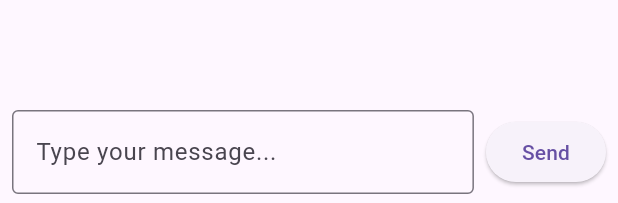
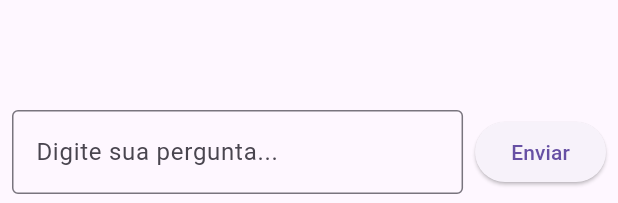
Before and after one commit to Trinalsolid/LDDM_Project, a Flutter app: the ChatScreen widget shown alone on an empty page, opened directly, on a phone screen of 412 x 824 dp. Shown: the part 1030-1233 px from the top of the screen. Run offline on Flutter 3.47's test engine with Material 3 defaults, Android fonts, the phone set to English and light mode, and no system bars; our stand-ins replace flutter_dotenv, google_generative_ai; missing offline and left inert: syncfusion_flutter_maps; network calls fail.

Commit message:
mudança de paginas

```diff
--- a/lib/News/noticias.dart
+++ b/lib/News/noticias.dart
@@ -13,7 +13,7 @@ Future<List<News>> fetchNews() async {
     final List<dynamic> articles = jsonResponse['articles'];
     return articles.map((article) => News.fromJson(article)).toList();
   } else {
-    throw Exception('Failed to load news');
+    throw Exception('Erro ao carregar notícias');
   }
 }
 
@@ -83,7 +83,7 @@ class Noticias extends StatelessWidget {
     final Size size = MediaQuery.of(context).size;
 
     return Scaffold(
-      appBar: AppBar(title: const Text('Health News')),
+      appBar: AppBar(title: const Text('Notícias')),
       body: FutureBuilder<List<News>>(
         future: fetchNews(),
         builder: (context, snapshot) {
@@ -92,7 +92,7 @@ class Noticias extends StatelessWidget {
           } else if (snapshot.hasError) {
             return Center(child: Text('Error: ${snapshot.error}'));
           } else if (!snapshot.hasData || snapshot.data!.isEmpty) {
-            return const Center(child: Text('No news available.'));
+            return const Center(child: Text('Sem notícias.'));
           }
 
           final List<News> newsList = snapshot.data!;
--- a/lib/gpt/chatScreen.dart
+++ b/lib/gpt/chatScreen.dart
@@ -79,7 +79,7 @@ class _ChatScreenState extends State<ChatScreen> {
                 child: TextField(
                   controller: _controller,
                   decoration: const InputDecoration(
-                    hintText: "Type your message...",
+                    hintText: "Digite sua pergunta...",
                     border: OutlineInputBorder(),
                   ),
                 ),
@@ -92,7 +92,7 @@ class _ChatScreenState extends State<ChatScreen> {
                     _controller.clear();
                   }
                 },
-                child: const Text("Send"),
+                child: const Text("Enviar"),
               ),
             ],
           ),
```
Also changed, not shown: lib/Home/HomePage.dart (+6 -2 lines), lib/main.dart (+4 -3 lines), assets/gemini.png (added), 7 other files.
